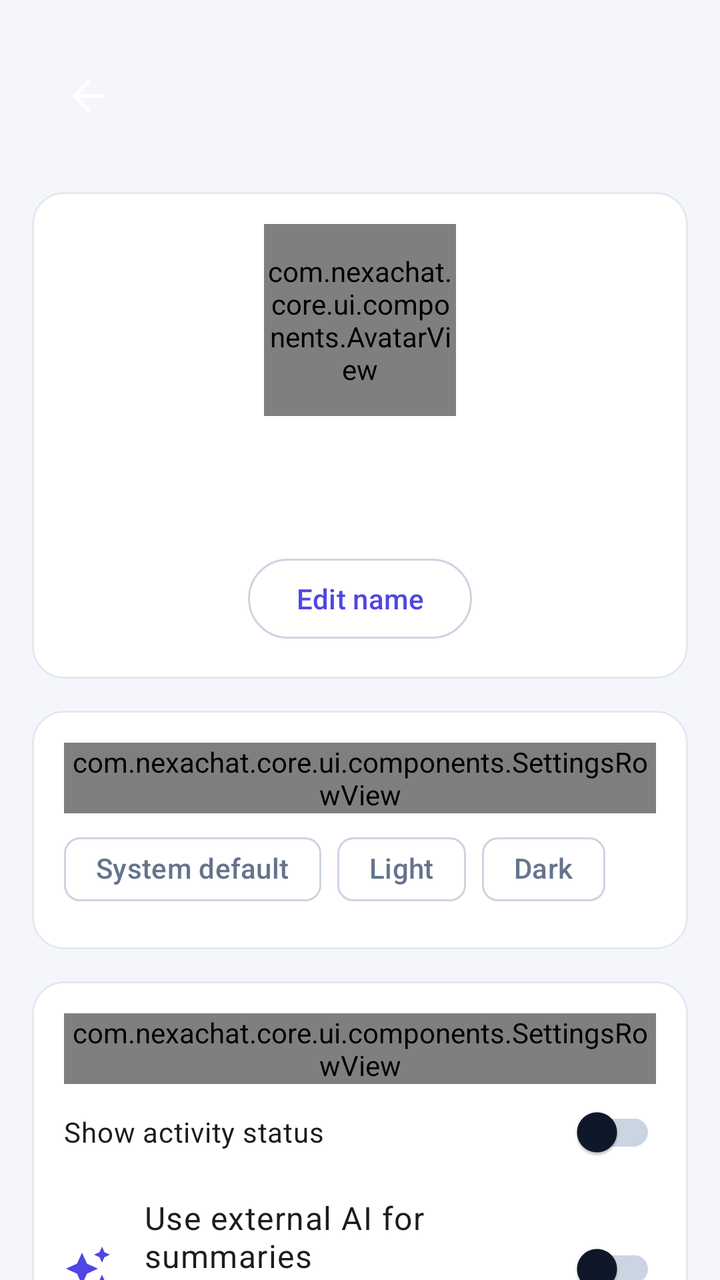
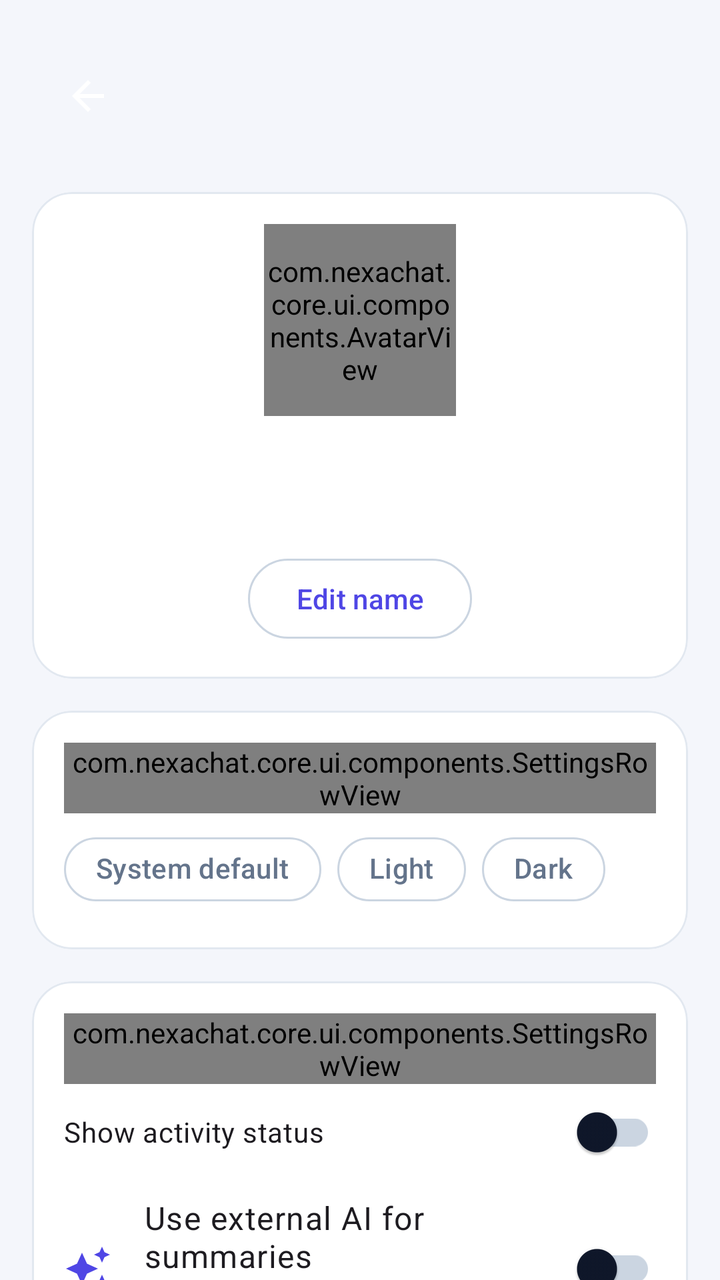

Before-and-after screenshots of an Android layout around one commit, followed by the original layout XML and the change that was made.
<!-- AndroidManifest.xml: application theme Theme.NexaChat -->
<!-- res/layout/fragment_profile.xml -->
<?xml version="1.0" encoding="utf-8"?>
<androidx.core.widget.NestedScrollView xmlns:android="http://schemas.android.com/apk/res/android"
    xmlns:app="http://schemas.android.com/apk/res-auto"
    android:layout_width="match_parent"
    android:layout_height="match_parent">

    <LinearLayout
        android:id="@+id/profileColumn"
        android:layout_width="match_parent"
        android:layout_height="wrap_content"
        android:gravity="center_horizontal"
        android:orientation="vertical"
        android:padding="@dimen/space_md">

        <com.google.android.material.appbar.MaterialToolbar
            android:id="@+id/profileToolbar"
            android:layout_width="match_parent"
            android:layout_height="?attr/actionBarSize"
            app:navigationContentDescription="@string/cd_back"
            app:navigationIcon="@drawable/ic_arrow_back" />

        <com.google.android.material.card.MaterialCardView
            android:layout_width="match_parent"
            android:layout_height="wrap_content"
            android:layout_marginTop="@dimen/space_md"
            app:cardBackgroundColor="?attr/colorSurface"
            app:cardCornerRadius="16dp"
            app:cardElevation="0dp"
            app:strokeColor="?attr/colorOutlineVariant"
            app:strokeWidth="1dp">

            <LinearLayout
                android:layout_width="match_parent"
                android:layout_height="wrap_content"
                android:gravity="center_horizontal"
                android:orientation="vertical"
                android:padding="@dimen/space_md">

                <com.nexachat.core.ui.components.AvatarView
                    android:id="@+id/profileAvatar"
                    android:layout_width="96dp"
                    android:layout_height="96dp" />

                <TextView
                    android:id="@+id/profileName"
                    android:layout_width="wrap_content"
                    android:layout_height="wrap_content"
                    android:layout_marginTop="@dimen/space_sm"
                    android:textAppearance="?attr/textAppearanceHeadlineSmall"
                    android:textStyle="bold" />

                <TextView
                    android:id="@+id/profilePhone"
                    android:layout_width="wrap_content"
                    android:layout_height="wrap_content"
                    android:textAppearance="?attr/textAppearanceBodyMedium"
                    android:textColor="?attr/colorOnSurfaceVariant" />

                <com.google.android.material.textfield.TextInputLayout
                    android:id="@+id/nameLayout"
                    android:layout_width="match_parent"
                    android:layout_height="wrap_content"
                    android:layout_marginTop="@dimen/space_sm"
                    android:hint="@string/auth_display_name_label"
                    android:visibility="gone">

                    <com.google.android.material.textfield.TextInputEditText
                        android:id="@+id/nameInput"
                        android:layout_width="match_parent"
                        android:layout_height="wrap_content"
                        android:singleLine="true" />
                </com.google.android.material.textfield.TextInputLayout>

                <LinearLayout
                    android:id="@+id/nameActions"
                    android:layout_width="match_parent"
                    android:layout_height="wrap_content"
                    android:gravity="end"
                    android:visibility="gone">

                    <com.google.android.material.button.MaterialButton
                        android:id="@+id/cancelName"
                        style="?attr/materialButtonOutlinedStyle"
                        android:layout_width="wrap_content"
                        android:layout_height="wrap_content"
                        android:text="@string/action_cancel" />

                    <com.google.android.material.button.MaterialButton
                        android:id="@+id/saveName"
                        android:layout_width="wrap_content"
                        android:layout_height="wrap_content"
                        android:text="@string/action_save" />
                </LinearLayout>

                <com.google.android.material.button.MaterialButton
                    android:id="@+id/editName"
                    style="?attr/materialButtonOutlinedStyle"
                    android:layout_width="wrap_content"
                    android:layout_height="wrap_content"
                    android:layout_marginTop="@dimen/space_sm"
                    android:text="@string/cd_edit_name" />
            </LinearLayout>
        </com.google.android.material.card.MaterialCardView>

        <com.google.android.material.card.MaterialCardView
            android:layout_width="match_parent"
            android:layout_height="wrap_content"
            android:layout_marginTop="@dimen/space_md"
            app:cardBackgroundColor="?attr/colorSurface"
            app:cardCornerRadius="16dp"
            app:cardElevation="0dp"
            app:strokeColor="?attr/colorOutlineVariant"
            app:strokeWidth="1dp">

            <LinearLayout
                android:layout_width="match_parent"
                android:layout_height="wrap_content"
                android:orientation="vertical"
                android:padding="@dimen/space_md">

                <com.nexachat.core.ui.components.SettingsRowView
                    android:id="@+id/themeRow"
                    android:layout_width="match_parent"
                    android:layout_height="wrap_content" />

                <com.google.android.material.chip.ChipGroup
                    android:id="@+id/themeQuickChips"
                    android:layout_width="match_parent"
                    android:layout_height="wrap_content"
                    android:layout_marginTop="@dimen/space_xs"
                    app:selectionRequired="true"
                    app:singleSelection="true">

                    <com.google.android.material.chip.Chip
                        android:id="@+id/themeChipSystem"
                        style="@style/Widget.Material3.Chip.Filter"
                        android:layout_width="wrap_content"
                        android:layout_height="wrap_content"
                        android:text="@string/theme_system" />

                    <com.google.android.material.chip.Chip
                        android:id="@+id/themeChipLight"
                        style="@style/Widget.Material3.Chip.Filter"
                        android:layout_width="wrap_content"
                        android:layout_height="wrap_content"
                        android:text="@string/theme_light" />

                    <com.google.android.material.chip.Chip
                        android:id="@+id/themeChipDark"
                        style="@style/Widget.Material3.Chip.Filter"
                        android:layout_width="wrap_content"
                        android:layout_height="wrap_content"
                        android:text="@string/theme_dark" />
                </com.google.android.material.chip.ChipGroup>
            </LinearLayout>
        </com.google.android.material.card.MaterialCardView>

        <com.google.android.material.card.MaterialCardView
            android:layout_width="match_parent"
            android:layout_height="wrap_content"
            android:layout_marginTop="@dimen/space_md"
            app:cardBackgroundColor="?attr/colorSurface"
            app:cardCornerRadius="16dp"
            app:cardElevation="0dp"
            app:strokeColor="?attr/colorOutlineVariant"
            app:strokeWidth="1dp">

            <LinearLayout
                android:layout_width="match_parent"
                android:layout_height="wrap_content"
                android:orientation="vertical"
                android:padding="@dimen/space_md">

                <com.nexachat.core.ui.components.SettingsRowView
                    android:id="@+id/languageRow"
                    android:layout_width="match_parent"
                    android:layout_height="wrap_content" />

                <com.google.android.material.switchmaterial.SwitchMaterial
                    android:id="@+id/showPresence"
                    android:layout_width="match_parent"
                    android:layout_height="wrap_content"
                    android:text="@string/privacy_show_presence" />

                <LinearLayout
                    android:id="@+id/aiConsentRow"
                    android:layout_width="match_parent"
                    android:layout_height="wrap_content"
                    android:gravity="center_vertical"
                    android:orientation="horizontal"
                    android:paddingVertical="@dimen/space_sm">

                    <ImageView
                        android:layout_width="24dp"
                        android:layout_height="24dp"
                        android:contentDescription="@null"
                        android:src="@drawable/ic_auto_awesome"
                        app:tint="?attr/colorPrimary" />

                    <LinearLayout
                        android:layout_width="0dp"
                        android:layout_height="wrap_content"
                        android:layout_marginStart="@dimen/space_md"
                        android:layout_marginEnd="@dimen/space_xs"
                        android:layout_weight="1"
                        android:orientation="vertical">

                        <TextView
                            android:layout_width="match_parent"
                            android:layout_height="wrap_content"
                            android:text="@string/settings_ai_summary_consent_title"
                            android:textAppearance="?attr/textAppearanceBodyLarge" />

                        <TextView
                            android:layout_width="match_parent"
                            android:layout_height="wrap_content"
                            android:layout_marginTop="2dp"
                            android:text="@string/settings_ai_summary_consent_desc"
                            android:textAppearance="?attr/textAppearanceBodySmall"
                            android:textColor="?attr/colorOnSurfaceVariant" />
                    </LinearLayout>

                    <com.google.android.material.switchmaterial.SwitchMaterial
                        android:id="@+id/aiSummaryConsent"
                        android:layout_width="wrap_content"
                        android:layout_height="wrap_content" />
                </LinearLayout>

                <com.google.android.material.button.MaterialButton
                    android:id="@+id/changePassword"
                    style="?attr/materialButtonOutlinedStyle"
                    android:layout_width="match_parent"
                    android:layout_height="wrap_content"
                    android:layout_marginTop="@dimen/space_xs"
                    android:text="@string/profile_change_password" />
            </LinearLayout>
        </com.google.android.material.card.MaterialCardView>

        <com.google.android.material.card.MaterialCardView
            android:layout_width="match_parent"
            android:layout_height="wrap_content"
            android:layout_marginTop="@dimen/space_md"
            app:cardBackgroundColor="?attr/colorSurface"
            app:cardCornerRadius="16dp"
            app:cardElevation="0dp"
            app:strokeColor="?attr/colorOutlineVariant"
            app:strokeWidth="1dp">

            <LinearLayout
                android:layout_width="match_parent"
                android:layout_height="wrap_content"
                android:orientation="vertical"
                android:padding="@dimen/space_md">

                <com.nexachat.core.ui.components.SettingsRowView
                    android:id="@+id/logoutRow"
                    android:layout_width="match_parent"
                    android:layout_height="wrap_content" />

                <com.nexachat.core.ui.components.SettingsRowView
                    android:id="@+id/logoutAllRow"
                    android:layout_width="match_parent"
                    android:layout_height="wrap_content" />
            </LinearLayout>
        </com.google.android.material.card.MaterialCardView>

        <TextView
            android:id="@+id/profileError"
            android:layout_width="match_parent"
            android:layout_height="wrap_content"
            android:layout_marginTop="@dimen/space_md"
            android:textColor="?attr/colorError"
            android:visibility="gone" />
    </LinearLayout>
</androidx.core.widget.NestedScrollView>
<!-- resources referenced by this layout -->
<resources>
  <dimen name="space_md">16dp</dimen>
  <dimen name="space_sm">8dp</dimen>
  <dimen name="space_xs">4dp</dimen>
  <string name="action_cancel">Cancel</string>
  <string name="action_save">Save</string>
  <string name="auth_display_name_label">Display name</string>
  <string name="cd_back">Back</string>
  <string name="cd_edit_name">Edit name</string>
  <string name="privacy_show_presence">Show activity status</string>
  <string name="profile_change_password">Change password</string>
  <string name="settings_ai_summary_consent_desc">Messages are redacted of sensitive info before sending to AI service</string>
  <string name="settings_ai_summary_consent_title">Use external AI for summaries</string>
  <string name="theme_dark">Dark</string>
  <string name="theme_light">Light</string>
  <string name="theme_system">System default</string>
  <style name="Theme.NexaChat" parent="Theme.NexaChat.Views" />
  <color name="colorPrimary">@color/brand_indigo</color>
  <color name="colorOnPrimary">#FFFFFFFF</color>
  <color name="colorPrimaryContainer">@color/brand_indigo_container</color>
  <color name="colorOnPrimaryContainer">@color/brand_on_indigo_container</color>
  <color name="colorSecondary">@color/slate_secondary</color>
  <color name="colorOnSecondary">#FFFFFFFF</color>
  <color name="colorSecondaryContainer">@color/slate_secondary_container</color>
  <color name="colorOnSecondaryContainer">@color/slate_on_secondary_container</color>
  <color name="colorTertiary">@color/tertiary_sky</color>
  <color name="colorOnTertiary">#FFFFFFFF</color>
  <color name="colorTertiaryContainer">@color/tertiary_sky_container</color>
  <color name="colorOnTertiaryContainer">@color/tertiary_on_sky_container</color>
  <color name="colorError">@color/error_red</color>
  <color name="colorOnError">#FFFFFFFF</color>
  <color name="colorErrorContainer">@color/error_container_light</color>
  <color name="colorOnErrorContainer">@color/on_error_container_light</color>
  <color name="colorBackground">@color/background_light</color>
  <color name="colorOnBackground">@color/text_primary_light</color>
  <color name="colorSurface">@color/surface_light</color>
  <color name="colorOnSurface">@color/text_primary_light</color>
  <color name="colorSurfaceVariant">@color/surface_variant_light</color>
  <color name="surface_container_low_light">#FFFFFFFF</color>
  <color name="surface_container_light">#FFF1F5F9</color>
  <color name="surface_container_high_light">#FFE8EEF5</color>
  <color name="colorOnSurfaceVariant">@color/text_secondary_light</color>
  <color name="colorOutline">@color/slate_border</color>
  <color name="colorOutlineVariant">@color/slate_divider</color>
  <style name="TextAppearance.NexaChat.BodySmall" parent="TextAppearance.Material3.BodySmall" />
  <color name="brand_indigo">#FF4F46E5</color>
  <color name="brand_indigo_container">#FFE0E7FF</color>
  <color name="brand_on_indigo_container">#FF1E1B4B</color>
  <color name="slate_secondary">#FF505F76</color>
  <color name="slate_secondary_container">#FFD0E1FB</color>
  <color name="slate_on_secondary_container">#FF1D283A</color>
  <color name="tertiary_sky">#FF0EA5E9</color>
  <color name="tertiary_sky_container">#FFBAE6FD</color>
  <color name="tertiary_on_sky_container">#FF0369A1</color>
  <color name="error_red">#FFBA1A1A</color>
  <color name="error_container_light">#FFFFDAD6</color>
  <color name="on_error_container_light">#FF93000A</color>
  <color name="background_light">#FFF4F6FB</color>
  <color name="text_primary_light">#FF0F172A</color>
  <color name="surface_light">#FFFFFFFF</color>
  <color name="surface_variant_light">#FFE8EEF5</color>
  <color name="text_secondary_light">#FF64748B</color>
  <color name="slate_border">#FFCBD5E1</color>
  <color name="slate_divider">#FFE2E8F0</color>
  <dimen name="min_touch_target">48dp</dimen>
  <dimen name="corner_sm">8dp</dimen>
  <dimen name="corner_md">12dp</dimen>
  <dimen name="corner_lg">16dp</dimen>
  <!-- unchanged entries left out for length: 18 -->
</resources>

<!-- the commit's change to res/layout/fragment_profile.xml (unified diff, before → after) -->
@@ -2,7 +2,8 @@
 <androidx.core.widget.NestedScrollView xmlns:android="http://schemas.android.com/apk/res/android"
     xmlns:app="http://schemas.android.com/apk/res-auto"
     android:layout_width="match_parent"
-    android:layout_height="match_parent">
+    android:layout_height="match_parent"
+    android:background="?android:attr/colorBackground">
 
     <LinearLayout
         android:id="@+id/profileColumn"
@@ -24,7 +25,7 @@
             android:layout_height="wrap_content"
             android:layout_marginTop="@dimen/space_md"
             app:cardBackgroundColor="?attr/colorSurface"
-            app:cardCornerRadius="16dp"
+            app:cardCornerRadius="20dp"
             app:cardElevation="0dp"
             app:strokeColor="?attr/colorOutlineVariant"
             app:strokeWidth="1dp">
@@ -107,7 +108,7 @@
             android:layout_height="wrap_content"
             android:layout_marginTop="@dimen/space_md"
             app:cardBackgroundColor="?attr/colorSurface"
-            app:cardCornerRadius="16dp"
+            app:cardCornerRadius="20dp"
             app:cardElevation="0dp"
             app:strokeColor="?attr/colorOutlineVariant"
             app:strokeWidth="1dp">
@@ -136,21 +137,27 @@
                         style="@style/Widget.Material3.Chip.Filter"
                         android:layout_width="wrap_content"
                         android:layout_height="wrap_content"
-                        android:text="@string/theme_system" />
+                        android:text="@string/theme_system"
+                        app:checkedIconVisible="false"
+                        app:chipCornerRadius="18dp" />
 
                     <com.google.android.material.chip.Chip
                         android:id="@+id/themeChipLight"
                         style="@style/Widget.Material3.Chip.Filter"
                         android:layout_width="wrap_content"
                         android:layout_height="wrap_content"
-                        android:text="@string/theme_light" />
+                        android:text="@string/theme_light"
+                        app:checkedIconVisible="false"
+                        app:chipCornerRadius="18dp" />
 
                     <com.google.android.material.chip.Chip
                         android:id="@+id/themeChipDark"
                         style="@style/Widget.Material3.Chip.Filter"
                         android:layout_width="wrap_content"
                         android:layout_height="wrap_content"
-                        android:text="@string/theme_dark" />
+                        android:text="@string/theme_dark"
+                        app:checkedIconVisible="false"
+                        app:chipCornerRadius="18dp" />
                 </com.google.android.material.chip.ChipGroup>
             </LinearLayout>
         </com.google.android.material.card.MaterialCardView>
@@ -160,7 +167,7 @@
             android:layout_height="wrap_content"
             android:layout_marginTop="@dimen/space_md"
             app:cardBackgroundColor="?attr/colorSurface"
-            app:cardCornerRadius="16dp"
+            app:cardCornerRadius="20dp"
             app:cardElevation="0dp"
             app:strokeColor="?attr/colorOutlineVariant"
             app:strokeWidth="1dp">
@@ -241,7 +248,7 @@
             android:layout_height="wrap_content"
             android:layout_marginTop="@dimen/space_md"
             app:cardBackgroundColor="?attr/colorSurface"
-            app:cardCornerRadius="16dp"
+            app:cardCornerRadius="20dp"
             app:cardElevation="0dp"
             app:strokeColor="?attr/colorOutlineVariant"
             app:strokeWidth="1dp">
